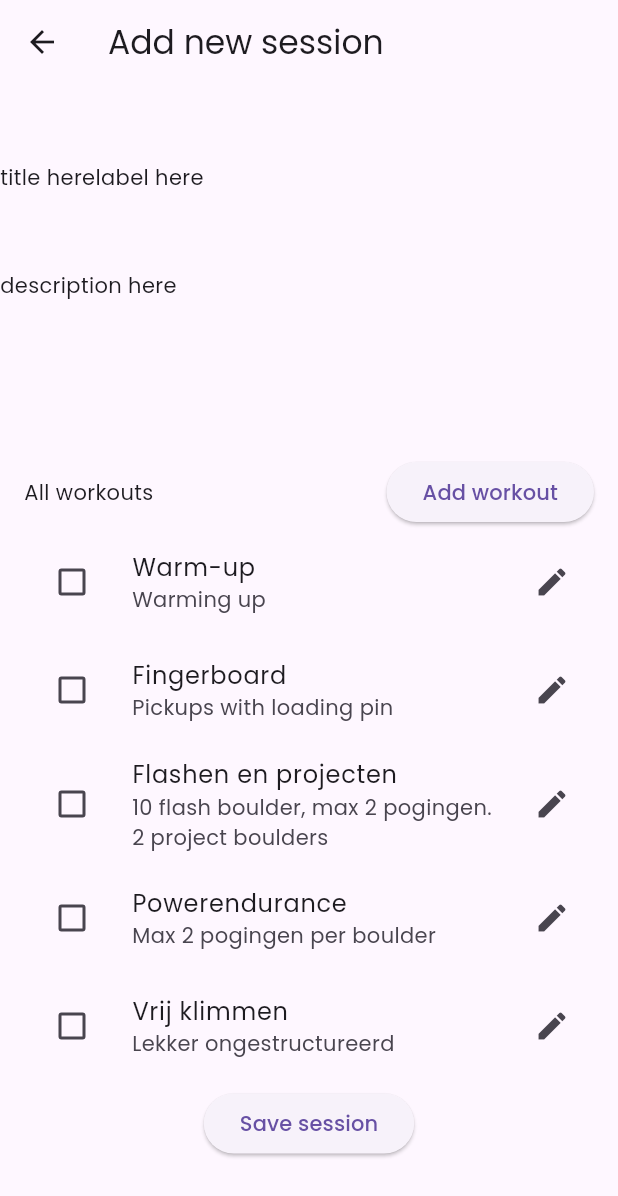
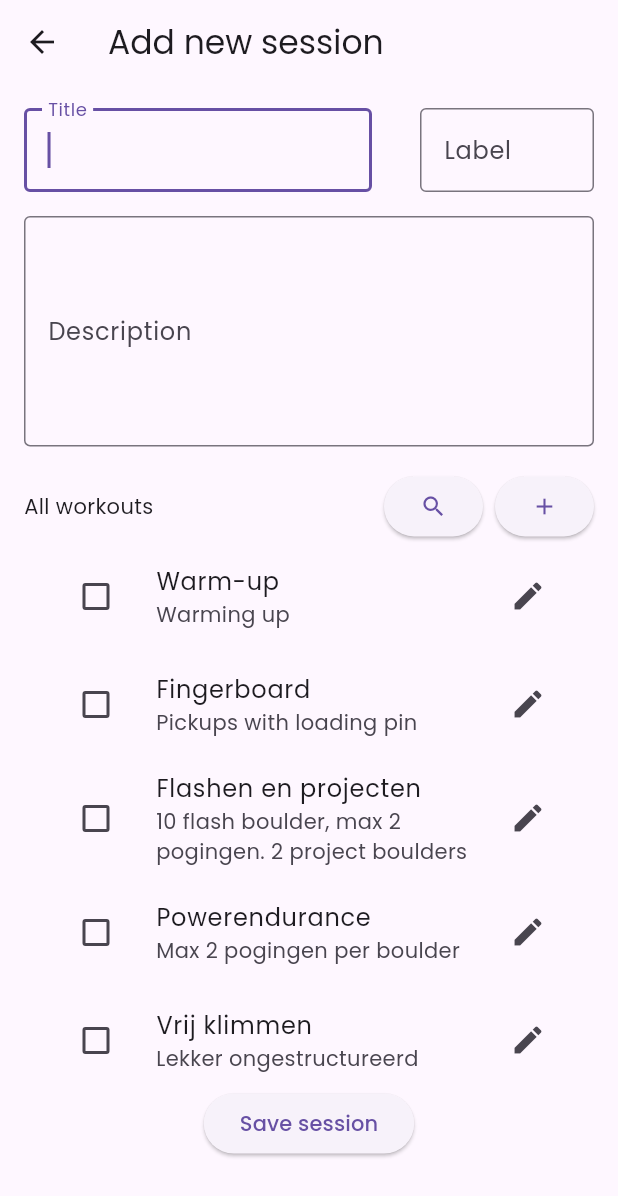
Before and after one commit to mschuhmacher/training_schedule_app, a Flutter app: the SessionSelectScreen screen opened directly, after a tap on the "add" icon, on a phone screen of 412 x 824 dp. Shown: the top 1196 px of the screen. Run offline on Flutter 3.47's test engine with Material 3 defaults, Android fonts, the light colour scheme and no system bars; our stand-ins replace table_calendar.

Commit message:
Generalized add_session and add_workout screens in add_item_screen

```diff
--- /dev/null
+++ b/lib/presentation/screens/add_item_screen.dart
@@ -0,0 +1,289 @@
+import 'package:flutter/material.dart';
+import 'package:provider/provider.dart';
+import 'package:training_schedule_app/models/session.dart';
+import 'package:training_schedule_app/models/workout.dart';
+import 'package:training_schedule_app/providers/preset_provider.dart';
+
+/// TODO: add functions to save the item
+
+class AddItemScreen extends StatefulWidget {
+  String itemName;
+
+  AddItemScreen({super.key, required this.itemName});
+
+  @override
+  State<AddItemScreen> createState() => _AddItemScreenState();
+}
+
+class _AddItemScreenState extends State<AddItemScreen> {
+  Set<String> _selectedItemIds = {};
+
+  final _formKey = GlobalKey<FormState>();
+
+  final _titleController = TextEditingController();
+  final _labelController = TextEditingController();
+  final _descriptionController = TextEditingController();
+
+  bool _isSearching = false;
+  final _searchController = TextEditingController();
+
+  String _query = '';
+  late final String listItemName;
+
+  @override
+  void initState() {
+    super.initState();
+    listItemName = widget.itemName == 'session' ? 'workouts' : 'exercises';
+  }
+
+  @override
+  void dispose() {
+    _titleController.dispose();
+    _labelController.dispose();
+    _descriptionController.dispose();
+    super.dispose();
+  }
+
+  void _submitItemForm() {
+    if (_formKey.currentState!.validate()) {
+      final title = _titleController.text.trim();
+      final label = _labelController.text.trim();
+      final description = _descriptionController.text.trim();
+
+      // TODO: save workout
+
+      ScaffoldMessenger.of(context).showSnackBar(
+        const SnackBar(content: Text('Form submitted successfully!')),
+      );
+    }
+  }
+
+  void _onPressedAddButton() {
+    if (widget.itemName == 'session') {
+      Navigator.push(
+        context,
+        MaterialPageRoute(
+          builder: (context) => AddItemScreen(itemName: 'workout'),
+        ),
+      );
+    } else if (widget.itemName == 'workout') {
+      addExerciseModalSheet();
+    }
+  }
+
+  Future<dynamic> addExerciseModalSheet() {
+    return showModalBottomSheet(
+      context: context,
+      isScrollControlled: true,
+      builder: (BuildContext builder) {
+        return Center(child: Text('add exercise sheet'));
+      },
+    );
+  }
+
+  @override
+  Widget build(BuildContext context) {
+    return Consumer<PresetProvider>(
+      builder: (BuildContext context, presetData, Widget? child) {
+        final List<dynamic> allPresetItems =
+            widget.itemName == 'session'
+                ? presetData.presetWorkouts
+                : presetData.presetExercises;
+
+        final List<dynamic> filteredPresetItems =
+            allPresetItems
+                .where(
+                  (item) => item.title.toLowerCase().contains(
+                    _query.toLowerCase().trim(),
+                  ),
+                )
+                .toList();
+
+        return Scaffold(
+          appBar: AppBar(
+            title: Text('Add new ${widget.itemName}'),
+          ), //TODO: add close button?
+          body: Form(
+            key: _formKey,
+            child: Padding(
+              padding: const EdgeInsets.symmetric(horizontal: 16.0),
+              child: Column(
+                mainAxisAlignment: MainAxisAlignment.spaceBetween,
+                crossAxisAlignment: CrossAxisAlignment.start,
+                children: [
+                  _buildTextFormFields(),
+                  SizedBox(height: 16),
+                  _buildSearchAndAddRow(context),
+                  Expanded(
+                    flex: 3,
+                    child: ListView.builder(
+                      itemCount: filteredPresetItems.length,
+                      padding: EdgeInsets.symmetric(horizontal: 8),
+                      itemBuilder: (BuildContext context, int index) {
+                        return ListTile(
+                          leading: Checkbox(
+                            value: _selectedItemIds.contains(
+                              filteredPresetItems[index].id,
+                            ),
+                            onChanged: (bool? value) {
+                              setState(() {
+                                final id = filteredPresetItems[index].id;
+                                value!
+                                    ? _selectedItemIds.add(id)
+                                    : _selectedItemIds.remove(id);
+                                ;
+                              });
+                            },
+                          ),
+                          title: Text(filteredPresetItems[index].title),
+                          subtitle:
+                              filteredPresetItems[index].description != null
+                                  ? Text(
+                                    filteredPresetItems[index].description!,
+                                  )
+                                  : SizedBox.shrink(),
+                          trailing: Icon(Icons.edit), //TODO: make editable
+                        );
+                      },
+                    ),
+                  ),
+                  SizedBox(
+                    height: 50,
+                    child: Center(
+                      child: ElevatedButton(
+                        onPressed: () {},
+                        child: Text('Save ${widget.itemName}'),
+                      ),
+                    ),
+                  ),
+                  SizedBox(height: 50),
+                ],
+              ),
+            ),
+          ),
+        );
+      },
+    );
+  }
+
+  Expanded _buildTextFormFields() {
+    return Expanded(
+      flex: 2,
+      child: Column(
+        children: [
+          SizedBox(height: 16),
+          Row(
+            children: [
+              Expanded(
+                flex: 2,
+                child: TextFormField(
+                  controller: _titleController,
+                  autofocus: true,
+                  decoration: const InputDecoration(
+                    labelText: 'Title',
+                    border: OutlineInputBorder(),
+                  ),
+                  validator:
+                      (value) =>
+                          value == null || value.isEmpty
+                              ? 'Please enter a title'
+                              : null,
+                ),
+              ),
+              SizedBox(width: 32),
+              Expanded(
+                child: TextFormField(
+                  controller: _labelController,
+                  autofocus: true,
+                  decoration: const InputDecoration(
+                    labelText: 'Label',
+                    border: OutlineInputBorder(),
+                  ),
+                  validator:
+                      (value) =>
+                          value == null || value.isEmpty
+                              ? 'Please enter a label'
+                              : null,
+                ),
+              ),
+            ],
+          ),
+          SizedBox(height: 16),
+          Expanded(
+            child: TextFormField(
+              controller: _descriptionController,
+              autofocus: true,
+              decoration: const InputDecoration(
+                labelText: 'Description',
+                border: OutlineInputBorder(),
+              ),
+              maxLines: 10,
+            ),
+          ),
+        ],
+      ),
+    );
+  }
+
+  Row _buildSearchAndAddRow(BuildContext context) {
+    return Row(
+      children: [
+        SizedBox(
+          width: MediaQuery.of(context).size.width * 0.30,
+          child: Text('All $listItemName'),
+        ),
+        _isSearching ? SizedBox.shrink() : Spacer(),
+        // Spacer(),
+        _isSearching
+            ? SizedBox(
+              key: const ValueKey('searchField'),
+              width: MediaQuery.of(context).size.width * 0.60,
+              child: Row(
+                children: [
+                  Expanded(
+                    child: TextField(
+                      controller: _searchController,
+                      autofocus: true,
+                      decoration: const InputDecoration(
+                        hintText: 'Search...',
+                        border: OutlineInputBorder(),
+                        isDense: true,
+                      ),
+                      onChanged: (value) {
+                        setState(() => _query = value);
+                      },
+                    ),
+                  ),
+                  IconButton(
+                    icon: const Icon(Icons.close),
+                    onPressed: () {
+                      setState(() {
+                        _isSearching = false;
+                        _searchController.clear();
+                        _query = '';
+                        FocusScope.of(context).unfocus();
+                      });
+                    },
+                  ),
+                ],
+              ),
+            )
+            : ElevatedButton(
+              key: const ValueKey('searchButton'),
+              child: const Icon(Icons.search),
+              onPressed: () {
+                setState(() => _isSearching = true);
+              },
+            ),
+
+        !_isSearching ? SizedBox(width: 8) : SizedBox.shrink(),
+        !_isSearching
+            ? ElevatedButton(
+              onPressed: _onPressedAddButton,
+              child: Icon(Icons.add),
+            )
+            : SizedBox.shrink(),
+      ],
+    );
+  }
+}
--- a/lib/presentation/screens/add_session_screen.dart
+++ /dev/null
@@ -1,100 +0,0 @@
-import 'package:flutter/material.dart';
-import 'package:provider/provider.dart';
-import 'package:training_schedule_app/presentation/screens/add_workout_screen.dart';
-import 'package:training_schedule_app/providers/preset_provider.dart';
-
-/// TODO: add_session_screen here.
-/// input title, label, subtitle, description, no date
-/// list of workouts, if added
-/// addworkout button, save session button
-
-class AddSessionScreen extends StatefulWidget {
-  const AddSessionScreen({super.key});
-
-  @override
-  State<AddSessionScreen> createState() => _AddSessionScreenState();
-}
-
-class _AddSessionScreenState extends State<AddSessionScreen> {
-  bool isChecked = false;
-
-  @override
-  Widget build(BuildContext context) {
-    return Consumer<PresetProvider>(
-      builder: (BuildContext context, presetData, Widget? child) {
-        return Scaffold(
-          appBar: AppBar(
-            title: Text('Add new session'),
-          ), //TODO: add close button?
-          body: Column(
-            mainAxisAlignment: MainAxisAlignment.spaceBetween,
-            crossAxisAlignment: CrossAxisAlignment.start,
-            children: [
-              Expanded(
-                child: Row(children: [Text('title here'), Text('label here')]),
-              ),
-              Expanded(child: Text('description here')),
-              Padding(
-                padding: const EdgeInsets.symmetric(horizontal: 16.0),
-                child: Row(
-                  mainAxisAlignment: MainAxisAlignment.spaceBetween,
-                  children: [
-                    Text('All workouts'),
-                    ElevatedButton(
-                      onPressed: () {
-                        Navigator.push(
-                          context,
-                          MaterialPageRoute(
-                            builder: (context) => AddWorkoutScreen(),
-                          ),
-                        );
-                      },
-                      child: Text('Add workout'),
-                    ),
-                  ],
-                ),
-              ),
-              Expanded(
-                flex: 3,
-                child: ListView.builder(
-                  itemCount: presetData.presetWorkouts.length,
-                  padding: EdgeInsets.symmetric(horizontal: 8),
-                  itemBuilder: (BuildContext context, int index) {
-                    return ListTile(
-                      leading: Checkbox(
-                        value: isChecked,
-                        onChanged: (bool? value) {
-                          setState(() {
-                            isChecked = value ?? false;
-                          });
-                        },
-                      ),
-                      title: Text(presetData.presetWorkouts[index].title),
-                      subtitle:
-                          presetData.presetWorkouts[index].description != null
-                              ? Text(
-                                presetData.presetWorkouts[index].description!,
-                              )
-                              : SizedBox.shrink(),
-                      trailing: Icon(Icons.edit), //TODO: make editable
-                    );
-                  },
-                ),
-              ),
-              SizedBox(
-                height: 50,
-                child: Center(
-                  child: ElevatedButton(
-                    onPressed: () {},
-                    child: Text('Save session'),
-                  ),
-                ),
-              ),
-              SizedBox(height: 50),
-            ],
-          ),
-        );
-      },
-    );
-  }
-}
--- a/lib/presentation/screens/session_select_screen.dart
+++ b/lib/presentation/screens/session_select_screen.dart
@@ -1,7 +1,7 @@
 import 'package:flutter/material.dart';
 import 'package:provider/provider.dart';
 import 'package:training_schedule_app/data/default_data.dart';
-import 'package:training_schedule_app/presentation/screens/add_session_screen.dart';
+import 'package:training_schedule_app/presentation/screens/add_item_screen.dart';
 import 'package:training_schedule_app/providers/session_provider.dart';
 import 'package:training_schedule_app/presentation/widgets/app_bar.dart';
 import 'package:training_schedule_app/presentation/widgets/row_selection.dart';
@@ -58,7 +58,8 @@ class _SessionSelectScreenState extends State<SessionSelectScreen> {
                     Navigator.push(
                       context,
                       MaterialPageRoute(
-                        builder: (context) => AddSessionScreen(),
+                        builder:
+                            (context) => AddItemScreen(itemName: 'session'),
                       ),
                     );
                   },
```
Also changed, not shown: lib/presentation/screens/add_workout_screen.dart (deleted, +0 -246 lines), lib/presentation/screens/home_screen.dart (+20 -1 lines).
